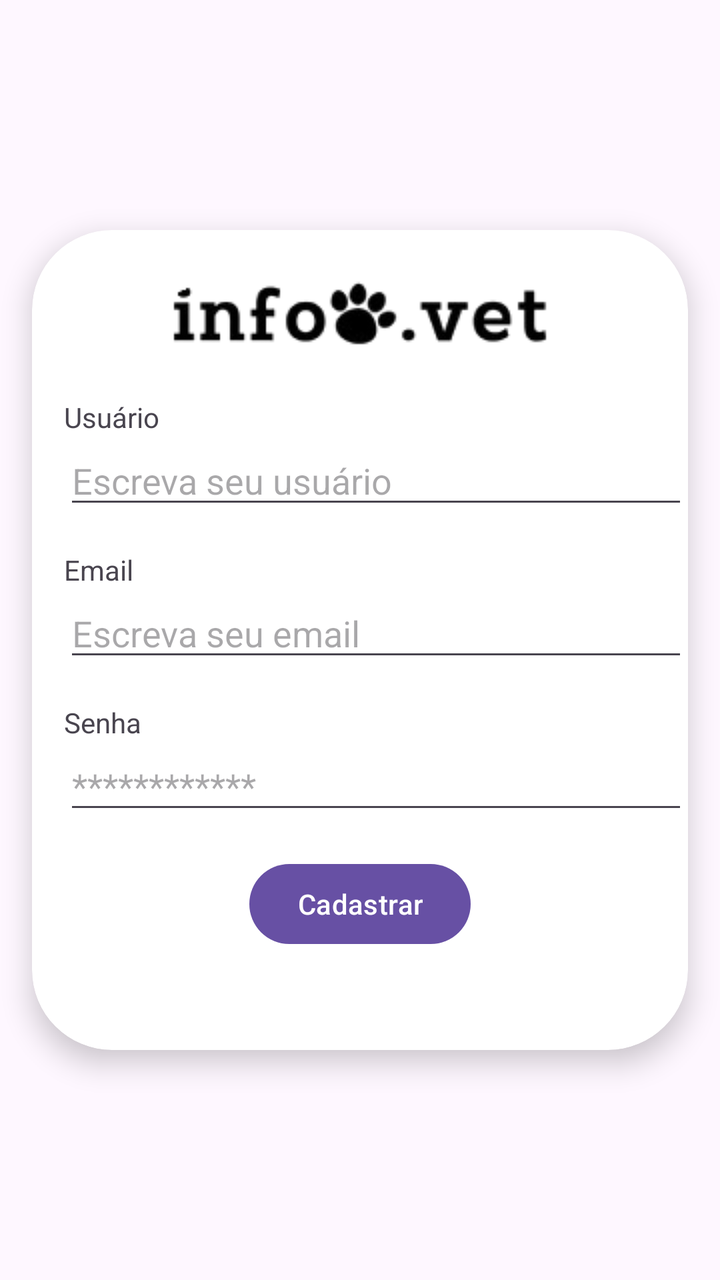
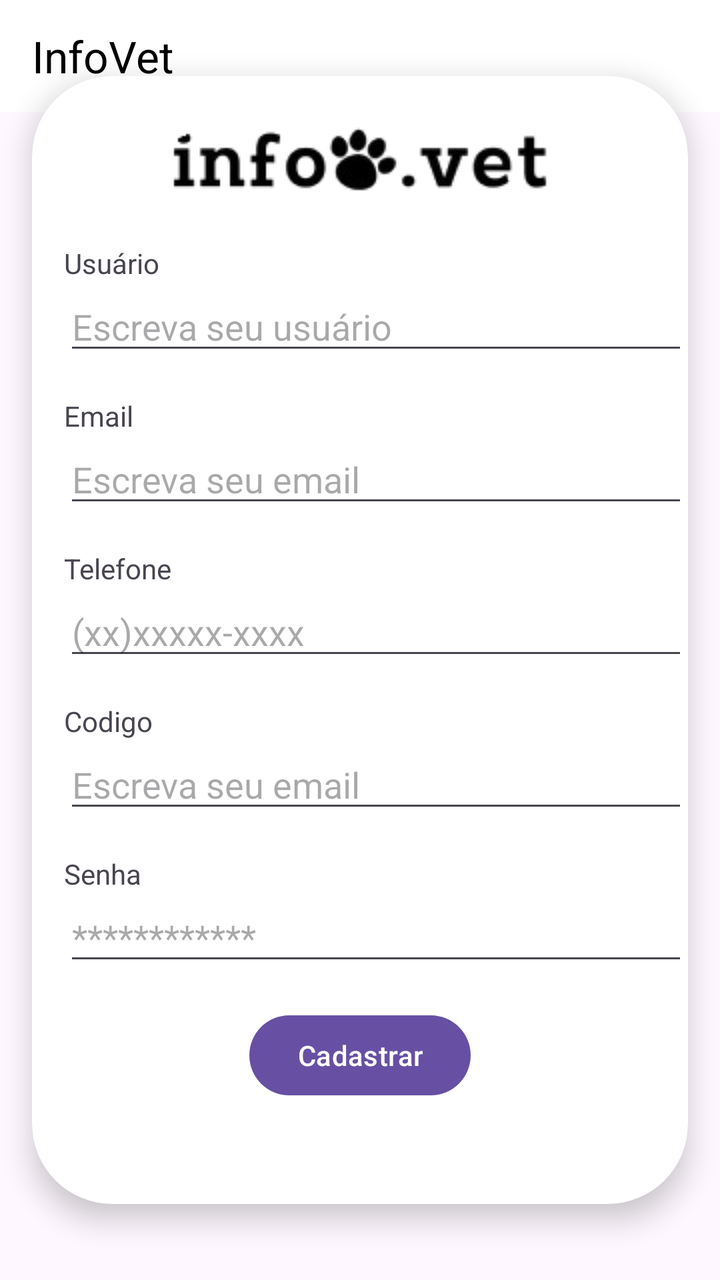

Before-and-after screenshots of an Android layout around one commit, followed by the original layout XML and the change that was made.
<!-- AndroidManifest.xml: application theme Theme.Infovet -->
<!-- res/layout/activity_main.xml -->
<?xml version="1.0" encoding="utf-8"?>
<androidx.constraintlayout.widget.ConstraintLayout xmlns:android="http://schemas.android.com/apk/res/android"
    xmlns:app="http://schemas.android.com/apk/res-auto"
    xmlns:tools="http://schemas.android.com/tools"
    android:id="@+id/main"
    android:layout_width="match_parent"
    android:layout_height="match_parent"
    tools:context=".infovetCadastrar">


    <androidx.constraintlayout.widget.ConstraintLayout
        android:layout_width="match_parent"
        android:layout_height="match_parent">

        <androidx.cardview.widget.CardView
            android:layout_width="0dp"
            android:layout_height="wrap_content"
            android:layout_margin="16dp"
            app:cardCornerRadius="40dp"
            app:cardElevation="8dp"
            app:layout_constraintWidth_max="400dp"
            app:layout_constraintBottom_toBottomOf="parent"
            app:layout_constraintEnd_toEndOf="parent"
            app:layout_constraintStart_toStartOf="parent"
            app:layout_constraintTop_toTopOf="parent">

            <LinearLayout
                android:layout_width="match_parent"
                android:layout_height="410dp"
                android:orientation="vertical">

                <ImageView
                    android:id="@+id/imageView"
                    android:layout_width="match_parent"
                    android:layout_height="wrap_content"
                    android:layout_marginTop="25dp"
                    android:layout_marginBottom="10dp"
                    android:src="@drawable/infovet_img" />


                <TextView
                    android:id="@+id/textViewUsuario"
                    android:layout_width="match_parent"
                    android:layout_height="wrap_content"
                    android:layout_marginStart="16dp"
                    android:layout_marginTop="16dp"
                    android:text="Usuário" />

                <EditText
                    android:id="@+id/editTextUsuario"
                    android:layout_width="match_parent"
                    android:layout_height="wrap_content"
                    android:layout_marginLeft="16dp"
                    android:ems="10"
                    android:hint="Escreva seu usuário"
                    android:inputType="text" />

                <TextView
                    android:id="@+id/textViewEmail"
                    android:layout_width="match_parent"
                    android:layout_height="wrap_content"
                    android:layout_marginLeft="16dp"
                    android:layout_marginTop="16dp"
                    android:text="Email" />

                <EditText
                    android:id="@+id/editTextEmail"
                    android:layout_width="match_parent"
                    android:layout_height="wrap_content"
                    android:layout_marginLeft="16dp"
                    android:ems="10"
                    android:hint="Escreva seu email"
                    android:inputType="text" />


                <TextView
                    android:id="@+id/textViewSenha"
                    android:layout_width="match_parent"
                    android:layout_height="wrap_content"
                    android:layout_marginLeft="16dp"
                    android:layout_marginTop="16dp"
                    android:text="Senha" />

                <EditText
                    android:id="@+id/editTextSenha"
                    android:layout_width="match_parent"
                    android:layout_height="wrap_content"
                    android:layout_marginLeft="16dp"
                    android:ems="10"
                    android:hint="************"
                    android:inputType="textPassword" />

                <Button
                    android:id="@+id/buttonCadastrar"
                    android:layout_width="wrap_content"
                    android:layout_height="wrap_content"
                    android:layout_gravity="center"
                    android:layout_marginTop="16dp"
                    android:text="Cadastrar" />


            </LinearLayout>

        </androidx.cardview.widget.CardView>
    </androidx.constraintlayout.widget.ConstraintLayout>

</androidx.constraintlayout.widget.ConstraintLayout>
<!-- resources referenced by this layout -->
<resources>
  <!-- drawable infovet_img: png bitmap (drawable, 4961 bytes) -->
  <style name="Theme.Infovet" parent="Base.Theme.Infovet" />
  <style name="Base.Theme.Infovet" parent="Theme.Material3.DayNight.NoActionBar">
          
          
      </style>
</resources>

<!-- the commit's change to res/layout/activity_main.xml (unified diff, before → after) -->
@@ -1,16 +1,27 @@
 <?xml version="1.0" encoding="utf-8"?>
-<androidx.constraintlayout.widget.ConstraintLayout xmlns:android="http://schemas.android.com/apk/res/android"
+<androidx.drawerlayout.widget.DrawerLayout
+    xmlns:android="http://schemas.android.com/apk/res/android"
     xmlns:app="http://schemas.android.com/apk/res-auto"
     xmlns:tools="http://schemas.android.com/tools"
-    android:id="@+id/main"
+    android:id="@+id/drawer_layout"
     android:layout_width="match_parent"
     android:layout_height="match_parent"
-    tools:context=".infovetCadastrar">
+    tools:context=".MainActivity">
 
-
+    
     <androidx.constraintlayout.widget.ConstraintLayout
         android:layout_width="match_parent"
         android:layout_height="match_parent">
+
+        <androidx.appcompat.widget.Toolbar
+            android:id="@+id/toolbar"
+            android:layout_width="match_parent"
+            android:layout_height="56dp"
+            android:background="@android:color/white"
+            android:elevation="4dp"
+            app:title="InfoVet"
+            app:titleTextColor="@android:color/black"
+            app:layout_constraintTop_toTopOf="parent"/>
 
         <androidx.cardview.widget.CardView
             android:layout_width="0dp"
@@ -26,7 +37,7 @@
 
             <LinearLayout
                 android:layout_width="match_parent"
-                android:layout_height="410dp"
+                android:layout_height="564dp"
                 android:orientation="vertical">
 
                 <ImageView
@@ -72,6 +83,39 @@
                     android:hint="Escreva seu email"
                     android:inputType="text" />
 
+                <TextView
+                    android:id="@+id/textViewTelefone"
+                    android:layout_width="match_parent"
+                    android:layout_height="wrap_content"
+                    android:layout_marginLeft="16dp"
+                    android:layout_marginTop="16dp"
+                    android:text="Telefone" />
+
+                <EditText
+                    android:id="@+id/editTextTelefone"
+                    android:layout_width="match_parent"
+                    android:layout_height="wrap_content"
+                    android:layout_marginLeft="16dp"
+                    android:ems="10"
+                    android:hint="(xx)xxxxx-xxxx"
+                    android:inputType="phone" />
+
+                <TextView
+                    android:id="@+id/textViewCodigo"
+                    android:layout_width="match_parent"
+                    android:layout_height="wrap_content"
+                    android:layout_marginLeft="16dp"
+                    android:layout_marginTop="16dp"
+                    android:text="Codigo" />
+
+                <EditText
+                    android:id="@+id/editTextCodigo"
+                    android:layout_width="match_parent"
+                    android:layout_height="wrap_content"
+                    android:layout_marginLeft="16dp"
+                    android:ems="10"
+                    android:hint="Escreva seu email"
+                    android:inputType="text" />
 
                 <TextView
                     android:id="@+id/textViewSenha"
@@ -104,4 +148,12 @@
         </androidx.cardview.widget.CardView>
     </androidx.constraintlayout.widget.ConstraintLayout>
 
-</androidx.constraintlayout.widget.ConstraintLayout>
+    
+    <com.google.android.material.navigation.NavigationView
+        android:id="@+id/nav_view"
+        android:layout_width="280dp"
+        android:layout_height="match_parent"
+        android:layout_gravity="start"
+        app:menu="@menu/menu_lateral"/>
+
+</androidx.drawerlayout.widget.DrawerLayout>
